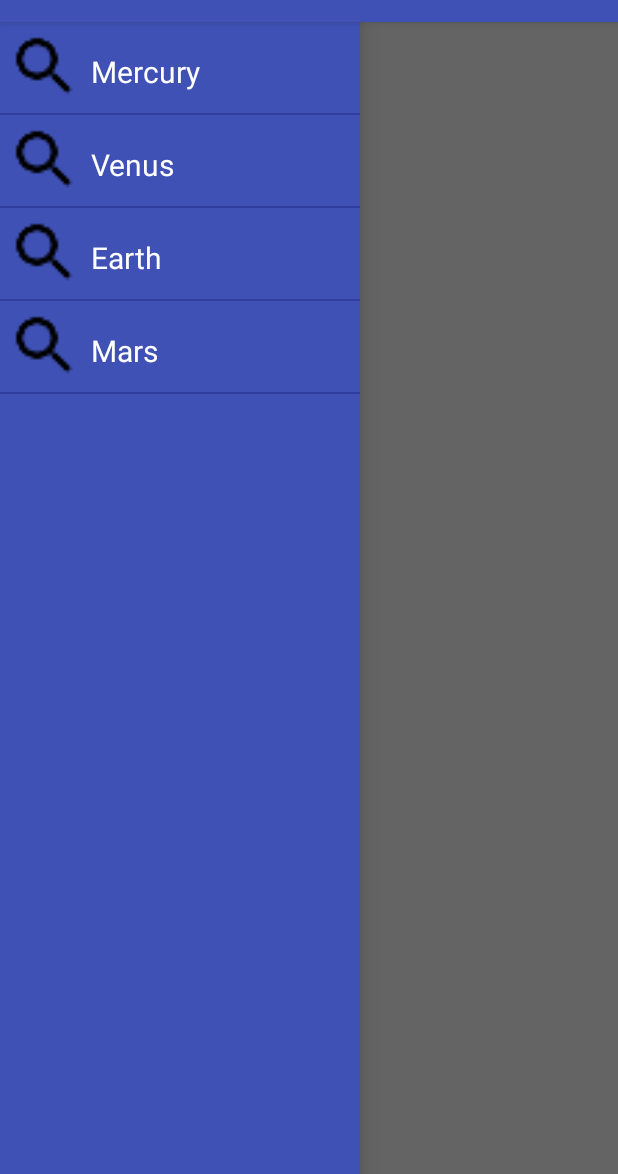
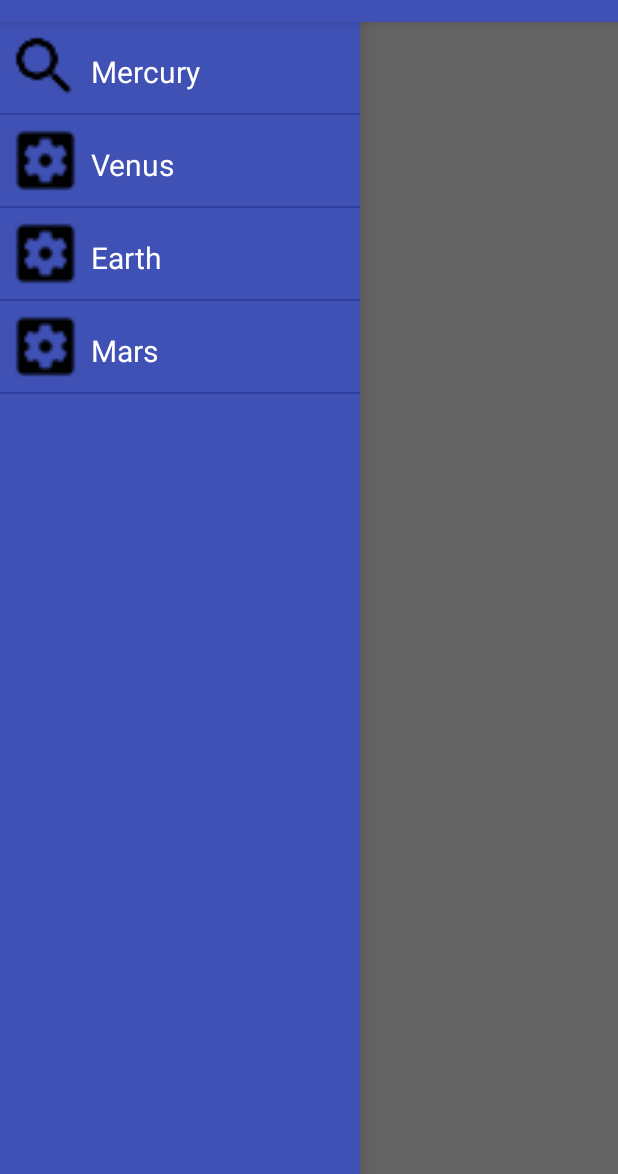
Before and after one commit to remimeunier/-PI-Ekio, an Android app: the screen it shows after launch (MainActivity), with the side drawer open, on a phone screen of 412 x 824 dp, the part 62-1236 px from its top. Run offline under Robolectric (Android 15) with nearby library versions, the phone set to English and light mode, and no system bars.

Commit message:
displaying menu with icon

```diff
--- /dev/null
+++ b/app/src/main/java/com/example/remi/ekio/CustomListAdapter.java
@@ -0,0 +1,40 @@
+package com.example.remi.ekio;
+
+import android.app.Activity;
+import android.view.LayoutInflater;
+import android.view.View;
+import android.view.ViewGroup;
+import android.widget.ArrayAdapter;
+import android.widget.ImageView;
+import android.widget.TextView;
+
+public class CustomListAdapter extends ArrayAdapter<String> {
+
+    private final Activity context;
+    private final String[] itemname;
+    private final Integer[] imgid;
+
+    public CustomListAdapter(Activity context, String[] itemname, Integer[] imgid) {
+        super(context, R.layout.menu_item, itemname);
+        // TODO Auto-generated constructor stub
+
+        this.context=context;
+        this.itemname=itemname;
+        this.imgid=imgid;
+    }
+
+    public View getView(int position,View view,ViewGroup parent) {
+        LayoutInflater inflater=context.getLayoutInflater();
+        View rowView=inflater.inflate(R.layout.menu_item, null,true);
+
+        TextView txtTitle = (TextView) rowView.findViewById(R.id.Itemname);
+        ImageView imageView = (ImageView) rowView.findViewById(R.id.icon);
+        //TextView extratxt = (TextView) rowView.findViewById(R.id.textView1);
+
+        txtTitle.setText(itemname[position]);
+        imageView.setImageResource(imgid[position]);
+        //extratxt.setText("Description "+itemname[position]);
+        return rowView;
+
+    };
+}
--- a/app/src/main/java/com/example/remi/ekio/MainActivity.java
+++ b/app/src/main/java/com/example/remi/ekio/MainActivity.java
@@ -8,22 +8,35 @@
 
 public class MainActivity extends AppCompatActivity {
 
-    private String[] mPlanetTitles;
+    private String[] mMenuItem;
     private DrawerLayout mDrawerLayout;
     private ListView mDrawerList;
+
+    Integer[] imgid={
+            R.drawable.ic_search,
+            R.drawable.ic_settings_applications,
+            R.drawable.ic_settings_applications,
+            R.drawable.ic_settings_applications,
+    };
 
     @Override
     protected void onCreate(Bundle savedInstanceState) {
         super.onCreate(savedInstanceState);
         setContentView(R.layout.activity_main);
 
-        mPlanetTitles = getResources().getStringArray(R.array.planets_array);
+        //recup la list des menu item
+        mMenuItem = getResources().getStringArray(R.array.menu_item);
+
         mDrawerLayout = (DrawerLayout) findViewById(R.id.drawer_layout);
         mDrawerList = (ListView) findViewById(R.id.left_drawer);
 
+
         // Set the adapter for the list view
-        mDrawerList.setAdapter(new ArrayAdapter<String>(this,
-                R.layout.menu_item, R.id.Itemname, mPlanetTitles));
+       // mDrawerList.setAdapter(new ArrayAdapter<String>(this, R.layout.menu_item, R.id.Itemname, mMenuItem));
+        // custom adapater
+        CustomListAdapter adapter=new CustomListAdapter(this, mMenuItem, imgid);
+        mDrawerList.setAdapter(adapter);
+
         // Set the list's click listener
         //mDrawerList.setOnItemClickListener(new DrawerItemClickListener());
 
--- a/app/src/main/res/layout/menu_item.xml
+++ b/app/src/main/res/layout/menu_item.xml
@@ -11,7 +11,8 @@
         android:layout_marginLeft="5dp"
         android:layout_marginRight="5dp"
         android:layout_marginTop="5dp"
-        android:src="@drawable/ic_search" />
+        android:src="@drawable/ic_search"
+        android:textColor="#ffffff"/>
     <TextView
         android:id="@+id/Itemname"
         android:layout_width="wrap_content"
--- a/app/src/main/res/values/strings.xml
+++ b/app/src/main/res/values/strings.xml
@@ -1,9 +1,12 @@
 <resources>
     <string name="app_name">Ekio</string>
-    <string-array name="planets_array"> // name of the string array
+    <string-array name="menu_item"> // name of the string array
         <item>Mercury</item> // items
         <item>Venus</item>
         <item>Earth</item>
         <item>Mars</item>
     </string-array>
+    <integer-array name="icon_menu_item">
+
+    </integer-array>
 </resources>
```
Also changed, not shown: app/src/main/res/drawable-hdpi/ic_settings_applications.png (added), app/src/main/res/drawable-mdpi/ic_settings_applications.png (added), app/src/main/res/drawable-xhdpi/ic_settings_applications.png (added), app/src/main/res/drawable-xxhdpi/ic_settings_applications.png (added), app/src/main/res/drawable-xxxhdpi/ic_settings_applications.png (added).
